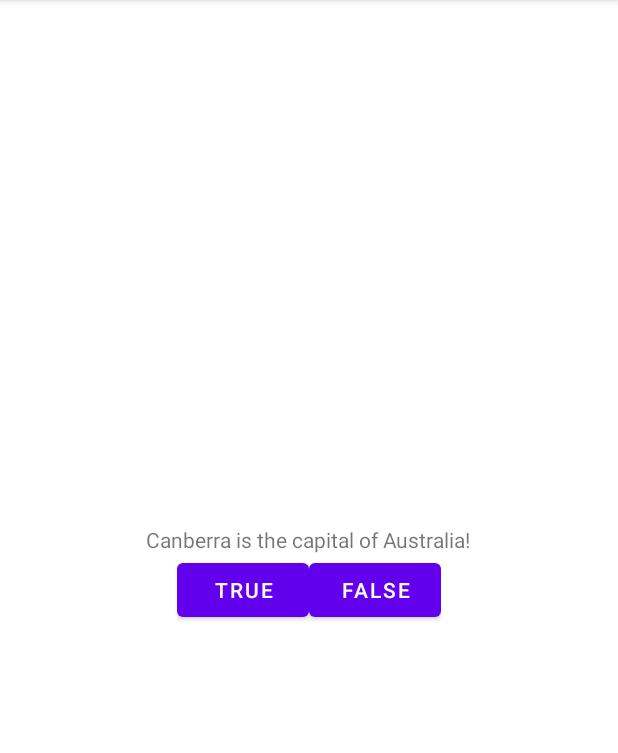
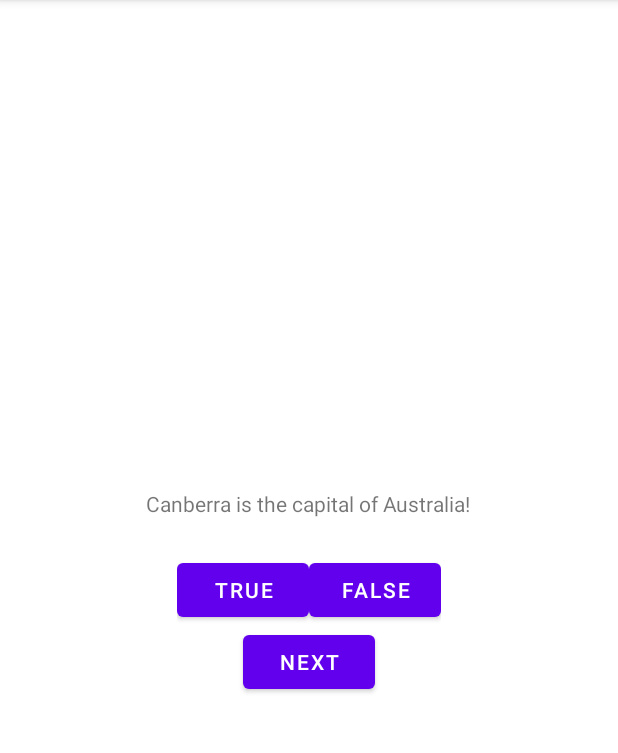
Before and after one commit to asigrist02/ChapterFour, an Android app: the screen it shows after launch (MainActivity), on a phone screen of 412 x 824 dp, the part 84-837 px from its top. Run offline under Robolectric (Android 15) with nearby library versions, the phone set to English and light mode, and no system bars.

```diff
--- /dev/null
+++ b/app/src/main/java/com/example/chaptertwo/Question.kt
@@ -0,0 +1,5 @@
+package com.example.chaptertwo
+
+import androidx.annotation.StringRes
+
+data class Question (@StringRes val textResId:Int, val answer: Boolean)
--- a/app/src/main/res/layout/activity_main.xml
+++ b/app/src/main/res/layout/activity_main.xml
@@ -10,9 +10,12 @@
     tools:context=".MainActivity">
 
     <TextView
+        android:id="@+id/question_text_view"
         android:layout_width="wrap_content"
         android:layout_height="wrap_content"
-        android:text="@string/question_text" />
+        android:gravity="center"
+        android:padding="24dp"
+        android:text="@string/question_australia" />
 
     <LinearLayout
         android:layout_width="wrap_content"
@@ -33,6 +36,11 @@
 
     </LinearLayout>
 
+    <Button
+        android:id="@+id/next_button"
+        android:layout_width="wrap_content"
+        android:layout_height="wrap_content"
+        android:text="@string/next_button"/>
 
 
 </LinearLayout>
--- a/app/src/main/res/values/strings.xml
+++ b/app/src/main/res/values/strings.xml
@@ -5,4 +5,13 @@
     <string name="incorrect_toast">FALSE</string>
     <string name="correct">Correct</string>
     <string name="incorrect">Incorrect</string>
+    <string name="next_button">Next</string>
+    <string name="question_australia"> Canberra is the capital of Australia!</string>
+    <string name="question_oceans">The Pacific Ocean is larger than the Atlantic Ocean.</string>
+    <string name="question_mideast">The Suez Canal connects the Red Sea and the Indian Ocean.</string>
+    <string name="question_africa">The source of the Nile River is in Egypt.</string>
+    <string name="question_americas">The Amazon River is the longest river in the Americas.</string>
+    <string name="question_asia">Lake Baikal is the world\'s oldest and deepest freshwater lake.</string>
+
+
 </resources>
```
